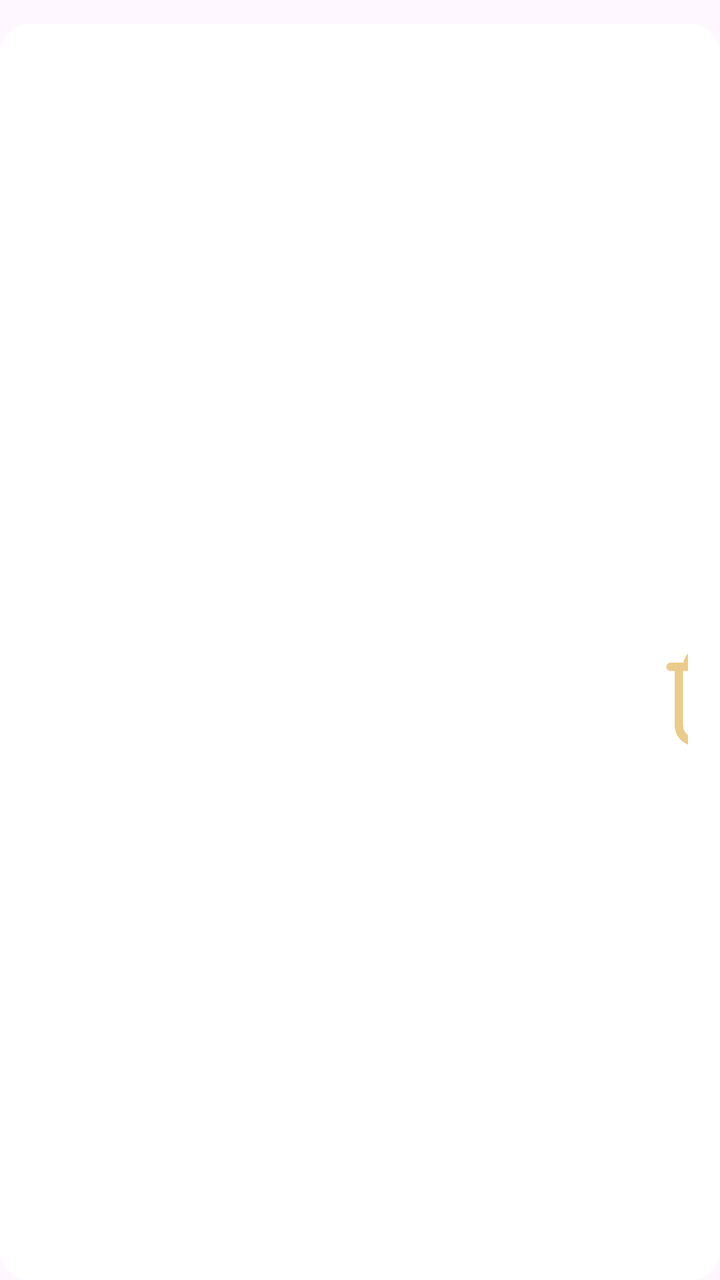
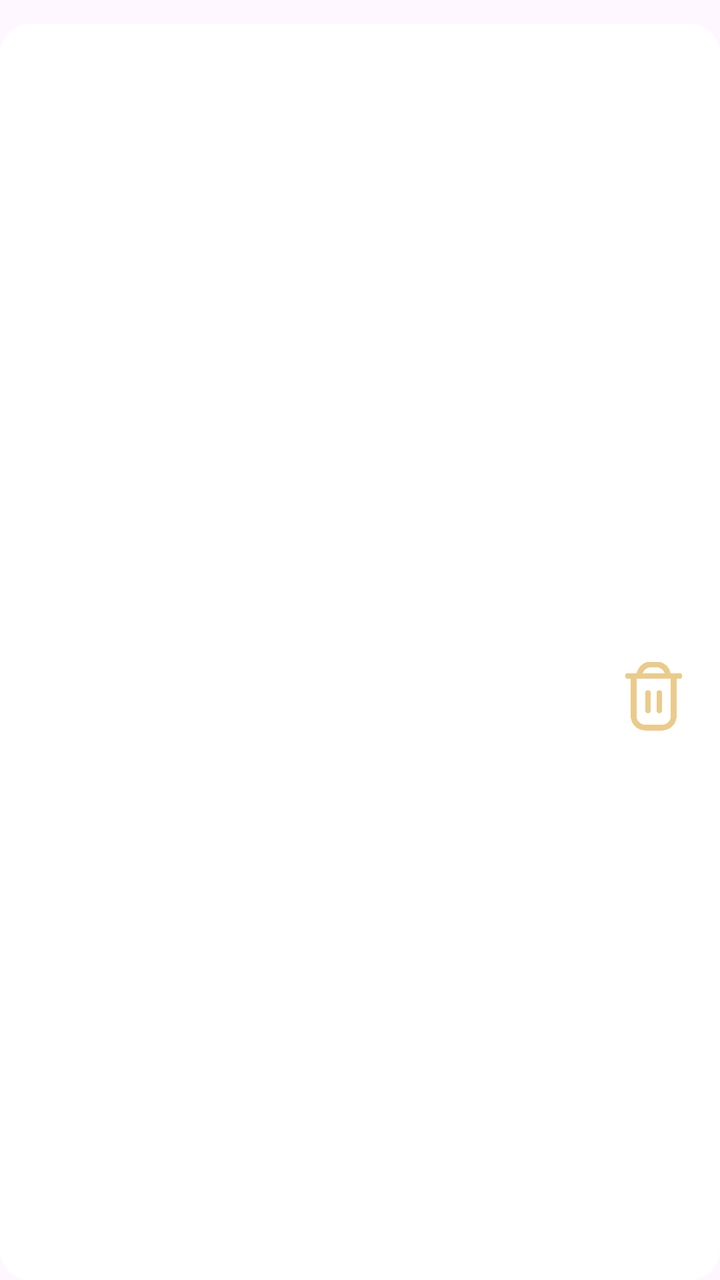

The first picture is an Android layout as it rendered before a commit; the second is the same layout after the commit. The layout source and the unified diff follow.
<!-- AndroidManifest.xml: application theme Theme.AgenceTouristique7 -->
<!-- res/layout/layout_reservation_historique_item.xml -->
<?xml version="1.0" encoding="utf-8"?>
<LinearLayout xmlns:android="http://schemas.android.com/apk/res/android"
    xmlns:app="http://schemas.android.com/apk/res-auto"
    android:layout_width="match_parent"
    android:layout_height="wrap_content"
    android:layout_marginBottom="8dp"
    android:background="@drawable/white_rounded_background"
    android:orientation="vertical"
    android:padding="16dp">

    <TextView
        android:id="@+id/tv_reservation_destination"
        android:layout_width="match_parent"
        android:layout_height="wrap_content"
        android:layout_marginBottom="8dp"
        android:orientation="vertical"
        android:textColor="@color/black_text"
        android:textSize="20sp"
        android:textStyle="bold" />

    <LinearLayout
        android:layout_width="match_parent"
        android:layout_height="match_parent"
        android:orientation="horizontal">

        <ImageView
            android:id="@+id/iv_reservation_image"
            android:layout_width="131dp"
            android:layout_height="match_parent"
            android:baselineAligned="false"
            android:contentDescription="@string/image_de_la_destination"
            android:scaleType="centerCrop" />

        <LinearLayout
            android:layout_width="162dp"
            android:layout_height="wrap_content"
            android:layout_marginStart="10dp"
            android:orientation="vertical">

            <TextView
                android:id="@+id/tv_reservation_date"
                android:layout_width="match_parent"
                android:layout_height="wrap_content"
                android:layout_marginBottom="4dp"
                android:textColor="#858585"
                android:textSize="16sp" />

            <TextView
                android:id="@+id/tv_reservation_prix"
                android:layout_width="match_parent"
                android:layout_height="wrap_content"
                android:layout_marginBottom="8dp"
                android:textColor="@color/black_text"
                android:textSize="16sp" />

            <TextView
                android:id="@+id/tv_reservation_nb_personnes"
                android:layout_width="match_parent"
                android:layout_height="wrap_content"
                android:layout_marginBottom="8dp"
                android:textColor="@color/black_text"
                android:textSize="16sp" />

            <TextView
                android:id="@+id/tv_reservation_statut"
                android:layout_width="match_parent"
                android:layout_height="wrap_content"
                android:textColor="@color/black_text"
                android:textSize="16sp" />

        </LinearLayout>

        <ImageButton
            android:id="@+id/button_delete_reservation"
            android:layout_width="50dp"
            android:layout_height="100dp"
            android:layout_gravity="center_horizontal|center_vertical"
            android:layout_marginStart="10dp"
            android:background="?android:attr/selectableItemBackground"
            android:contentDescription="@string/supprimer_la_r_servation"
            android:foregroundGravity="center_vertical|center_horizontal"
            android:scaleType="centerInside"
            android:src="@drawable/trash"
            app:tint="@color/colorSecondaire" />
    </LinearLayout>

</LinearLayout>
<!-- resources referenced by this layout -->
<resources>
  <color name="black_text">#333333</color>
  <color name="colorSecondaire">#EBCB8B</color>
  <!-- drawable trash: png bitmap (drawable, 12627 bytes) -->
  <!-- drawable white_rounded_background (drawable) -->
  <?xml version="1.0" encoding="utf-8"?>
  <shape xmlns:android="http://schemas.android.com/apk/res/android"
      android:shape="rectangle">
      <solid android:color="@android:color/white" />
      <corners android:radius="15dp" />
  </shape>
  <string name="image_de_la_destination">Image de la destination</string>
  <string name="supprimer_la_r_servation">Supprimer la réservation</string>
  <style name="Theme.AgenceTouristique7" parent="Base.Theme.AgenceTouristique7" />
  <style name="Base.Theme.AgenceTouristique7" parent="Theme.Material3.DayNight.NoActionBar">
          <item name="android:windowLightStatusBar">true</item>
          <item name="android:windowActionBarOverlay">true</item>
          <item name="android:paddingTop">3dp</item>
      </style>
</resources>

<!-- the commit's change to res/layout/layout_reservation_historique_item.xml (unified diff, before → after) -->
@@ -13,7 +13,6 @@
         android:layout_width="match_parent"
         android:layout_height="wrap_content"
         android:layout_marginBottom="8dp"
-        android:orientation="vertical"
         android:textColor="@color/black_text"
         android:textSize="20sp"
         android:textStyle="bold" />
@@ -25,16 +24,18 @@
 
         <ImageView
             android:id="@+id/iv_reservation_image"
-            android:layout_width="131dp"
+            android:layout_width="0dp"
             android:layout_height="match_parent"
+            android:layout_weight="3"
             android:baselineAligned="false"
             android:contentDescription="@string/image_de_la_destination"
             android:scaleType="centerCrop" />
 
         <LinearLayout
-            android:layout_width="162dp"
+            android:layout_width="0dp"
             android:layout_height="wrap_content"
-            android:layout_marginStart="10dp"
+            android:layout_weight="5"
+            android:layout_marginHorizontal="10dp"
             android:orientation="vertical">
 
             <TextView
@@ -72,14 +73,12 @@
 
         <ImageButton
             android:id="@+id/button_delete_reservation"
-            android:layout_width="50dp"
-            android:layout_height="100dp"
-            android:layout_gravity="center_horizontal|center_vertical"
-            android:layout_marginStart="10dp"
+            android:layout_width="0dp"
+            android:layout_height="match_parent"
+            android:layout_weight="1"
             android:background="?android:attr/selectableItemBackground"
             android:contentDescription="@string/supprimer_la_r_servation"
-            android:foregroundGravity="center_vertical|center_horizontal"
-            android:scaleType="centerInside"
+            android:scaleType="fitCenter"
             android:src="@drawable/trash"
             app:tint="@color/colorSecondaire" />
     </LinearLayout>
